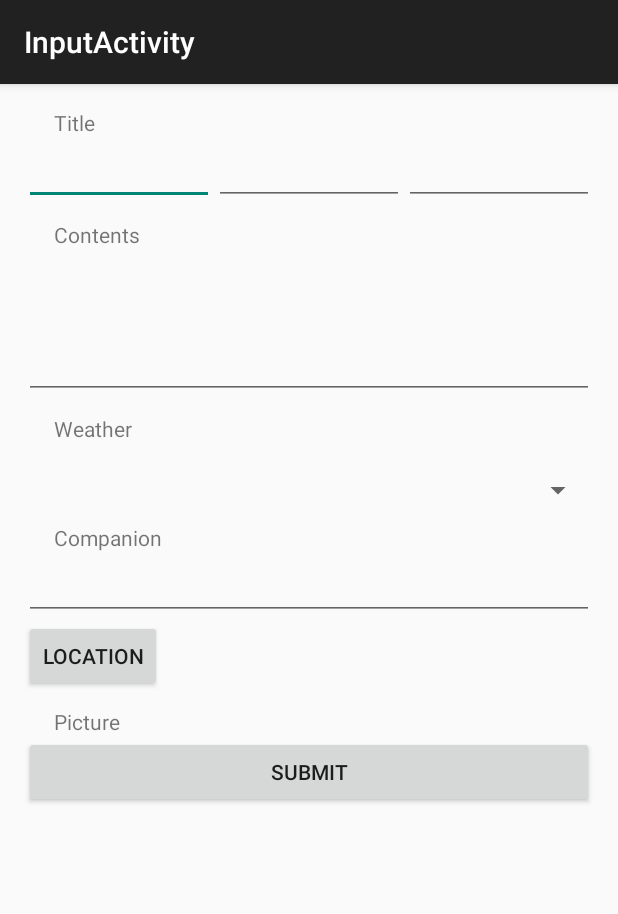
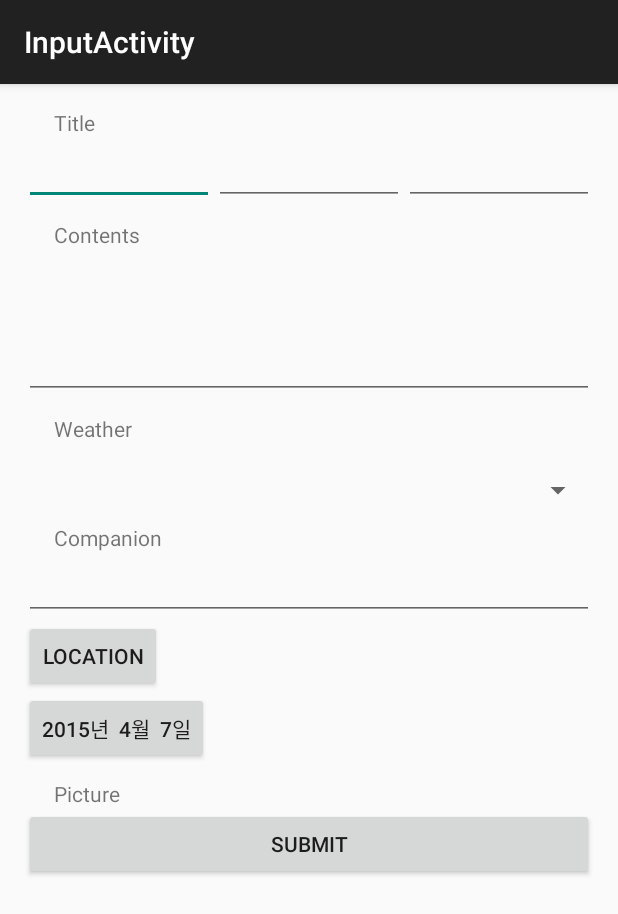
Before and after one commit to suwonsmartapp/TourList, an Android app: the InputActivity screen opened directly, with no data from a screen before it, on a phone screen of 412 x 824 dp. Shown: the top 914 px of the screen. Run offline under Robolectric (Android 15) with nearby library versions, the phone set to English and light mode, and no system bars.

Commit message:
날자입력을 추가하였습니다.

```diff
--- a/app/src/main/java/com/suwonsmartapp/tourlist/InputActivity.java
+++ b/app/src/main/java/com/suwonsmartapp/tourlist/InputActivity.java
@@ -1,10 +1,17 @@
 
 package com.suwonsmartapp.tourlist;
 
+import java.text.SimpleDateFormat;
+import java.util.Calendar;
+import java.util.GregorianCalendar;
+
+import android.app.DatePickerDialog;
 import android.content.Intent;
 import android.os.Bundle;
 import android.support.v7.app.ActionBarActivity;
 import android.view.View;
+import android.widget.Button;
+import android.widget.DatePicker;
 import android.widget.EditText;
 
 public class InputActivity extends ActionBarActivity implements View.OnClickListener {
@@ -13,6 +20,24 @@ public class InputActivity extends ActionBarActivity implements View.OnClickList
     private EditText mtitleMiddle;
     private EditText mtitleRear;
     private EditText mcontents;
+    private Button mTravelDateBtn;
+    private DatePicker view;
+
+    private int year;
+    private int month;
+    private int day;
+    private DatePickerDialog.OnDateSetListener dateSetListener =
+            new DatePickerDialog.OnDateSetListener() {
+                @Override
+                public void onDateSet(DatePicker view, int year, int monthOfYear, int dayOfMonth) {
+                    SimpleDateFormat sf = new SimpleDateFormat("yyyy년 MM월 dd일");
+                    GregorianCalendar tmpCalendar = new GregorianCalendar();
+                    tmpCalendar.set(year, monthOfYear, dayOfMonth);
+
+                    mTravelDateBtn.setText(sf.format(tmpCalendar.getTime()));
+
+                }
+            };
 
     @Override
     protected void onCreate(Bundle savedInstanceState) {
@@ -23,10 +48,25 @@ public class InputActivity extends ActionBarActivity implements View.OnClickList
         mtitleMiddle = (EditText) findViewById(R.id.title_middle);
         mtitleRear = (EditText) findViewById(R.id.title_rear);
         mcontents = (EditText) findViewById(R.id.contents);
+        mTravelDateBtn = (Button) findViewById(R.id.date_Btn);
+
+        GregorianCalendar calendar = new GregorianCalendar();
+        year = calendar.get(Calendar.YEAR);
+        month = calendar.get(Calendar.MONTH);
+        day = calendar.get(Calendar.DAY_OF_MONTH);
+        mTravelDateBtn.setText(year + "년  " + (month + 1) + "월  " + day + "일");
+
+        mTravelDateBtn.setOnClickListener(new View.OnClickListener() {
+            @Override
+            public void onClick(View v) {
+                DatePickerDialog date = new DatePickerDialog(InputActivity.this, dateSetListener,
+                        year, month, day);
+                date.show();
+            }
+        });
 
         findViewById(R.id.submit_Btn).setOnClickListener(this);
     }
-
 
     @Override
     public void onClick(View v) {
--- a/app/src/main/res/layout/activity_input.xml
+++ b/app/src/main/res/layout/activity_input.xml
@@ -96,6 +96,12 @@
                 android:layout_height="wrap_content"
                 android:text="Location" />
 
+            <Button
+                android:id="@+id/date_Btn"
+                android:layout_width="wrap_content"
+                android:layout_height="wrap_content"
+                android:text="1999년 09월 09일" />
+
             <TextView
                 android:layout_width="wrap_content"
                 android:layout_height="wrap_content"
```
